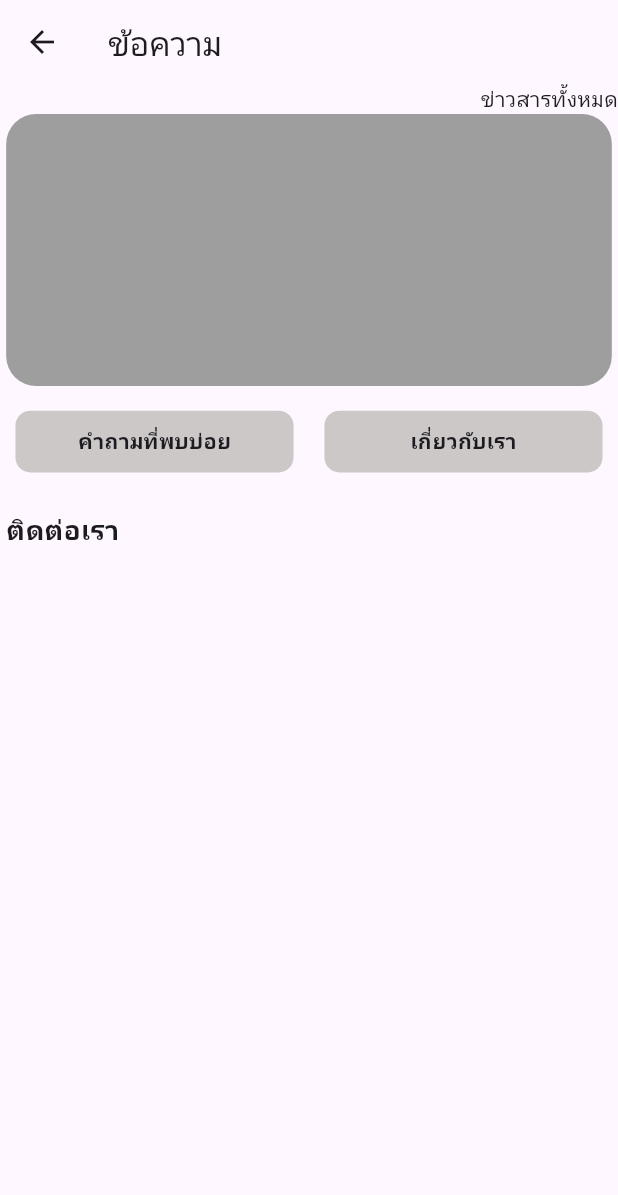
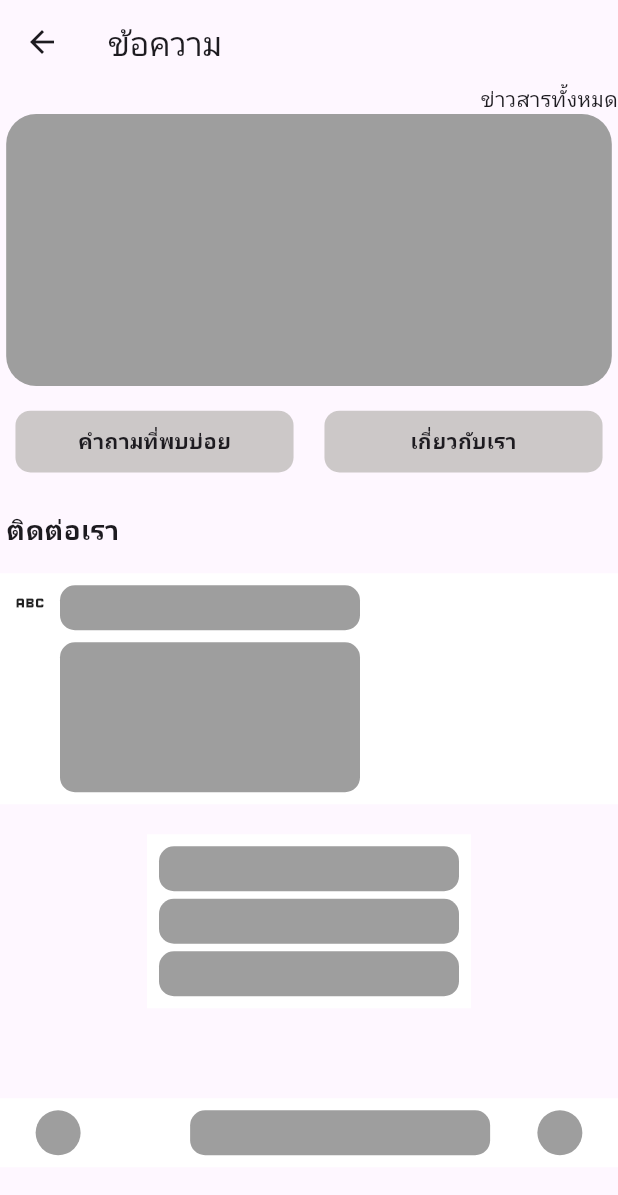
Before and after one commit to AshaTechCorporation/cargoshipping, a Flutter app: the MessagePage screen opened directly, on a phone screen of 412 x 824 dp. Shown: the top 1195 px of the screen. Run offline on Flutter 3.47's test engine with Material 3 defaults, Android fonts, the light colour scheme and no system bars; our stand-ins replace dropdown_button2.

Commit message:
เพิ่มหน้าitempage และ สร้าง container ในหน้า message page นิดหน่อย

```diff
--- a/lib/message/messagePage.dart
+++ b/lib/message/messagePage.dart
@@ -46,9 +46,114 @@ class _MessagePageState extends State<MessagePage> {
               height: size.height * 0.01,
             ),
             Padding(
-              padding: EdgeInsets.symmetric(vertical: size.height * 0.02, horizontal: size.width * 0.01),
+              padding: EdgeInsets.symmetric(
+                  vertical: size.height * 0.02, horizontal: size.width * 0.01),
               child: Row(
-                children: [Text('ติดต่อเรา', style: TextStyle(fontWeight: FontWeight.bold, fontSize: 18),)],
+                children: [
+                  Text(
+                    'ติดต่อเรา',
+                    style: TextStyle(fontWeight: FontWeight.bold, fontSize: 18),
+                  )
+                ],
+              ),
+            ),
+            Container(
+              padding: EdgeInsets.all(8.0),
+              color: Colors.white,
+              child: Row(
+                crossAxisAlignment: CrossAxisAlignment.start,
+                children: [
+                  Icon(Icons.abc),
+                  SizedBox(width: 8.0), // ระยะห่างระหว่างรูปภาพกับกล่องสีเทา
+                  Column(
+                    crossAxisAlignment: CrossAxisAlignment.start,
+                    children: [
+                      Container(
+                        decoration: BoxDecoration(
+                            borderRadius: BorderRadius.circular(10),
+                            color: Colors.grey),
+                        width: 200, // กำหนดความกว้างของกล่อง
+                        height: 30, // กำหนดสีของกล่อง
+                      ),
+                      SizedBox(height: 8.0), // ระยะห่างระหว่างกล่อง
+                      Container(
+                        decoration: BoxDecoration(
+                            borderRadius: BorderRadius.circular(10),
+                            color: Colors.grey),
+                        width: 200, // กำหนดความกว้างของกล่อง
+                        height: 100,
+                      ),
+                    ],
+                  ),
+                ],
+              ),
+            ),
+            SizedBox(
+              height: 20,
+            ),
+            Container(
+              padding: EdgeInsets.all(8.0),
+              color: Colors.white,
+              child: Column(
+                crossAxisAlignment: CrossAxisAlignment.start,
+                children: [
+                  Container(
+                    decoration: BoxDecoration(
+                        borderRadius: BorderRadius.circular(10),
+                        color: Colors.grey),
+                    width: 200, // กำหนดความกว้างของกล่อง
+                    height: 30, // กำหนดสีของกล่อง
+                  ),
+                  SizedBox(height: 5.0), // ระยะห่างระหว่างกล่อง
+                  Container(
+                    decoration: BoxDecoration(
+                        borderRadius: BorderRadius.circular(10),
+                        color: Colors.grey),
+                    width: 200, // กำหนดความกว้างของกล่อง
+                    height: 30, // กำหนดสีของกล่อง
+                  ),
+                  SizedBox(
+                    height: 5.0,
+                  ),
+                  Container(
+                    decoration: BoxDecoration(
+                        borderRadius: BorderRadius.circular(10),
+                        color: Colors.grey),
+                    width: 200, // กำหนดความกว้างของกล่อง
+                    height: 30, // กำหนดสีของกล่อง
+                  ),
+                ],
+              ),
+            ),
+            SizedBox(
+              height: 60,
+            ),
+            Container(
+              padding: EdgeInsets.all(8.0),
+              color: Colors.white,
+              child: Row(
+                mainAxisAlignment: MainAxisAlignment.spaceAround,
+                crossAxisAlignment: CrossAxisAlignment.start,
+                children: [
+                  CircleAvatar(
+                    radius: 15,
+                    backgroundColor: Colors.grey,
+                  ),
+                  SizedBox(
+                    width: 10,
+                  ),
+                  Container(
+                    decoration: BoxDecoration(
+                        borderRadius: BorderRadius.circular(10),
+                        color: Colors.grey),
+                    width: 200, // กำหนดความกว้างของกล่อง
+                    height: 30, // กำหนดสีของกล่อง
+                  ),
+                  CircleAvatar(
+                    radius: 15,
+                    backgroundColor: Colors.grey,
+                  ),
+                ],
               ),
             ),
           ],
```
Also changed, not shown: lib/Itempage/itempage.dart (added, +325 -0 lines), lib/Itempage/widgets/iamgesitem.dart (added, +24 -0 lines), lib/account/accountPage.dart (+12 -3 lines), lib/home/homePage.dart (+3 -9 lines), lib/home/widgets/OurItem.dart (+23 -3 lines).
